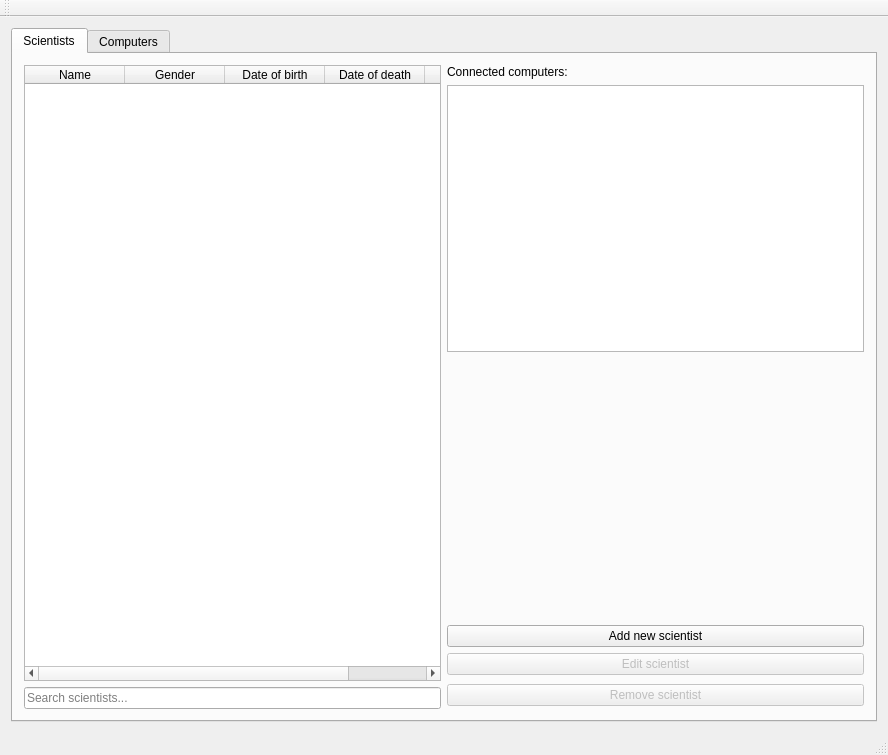
First picture: the form in computer_scientists_ui/mainwindow.ui, repository 2015-VLN1-Group-44/ComputerScientists_UI, before the edit.
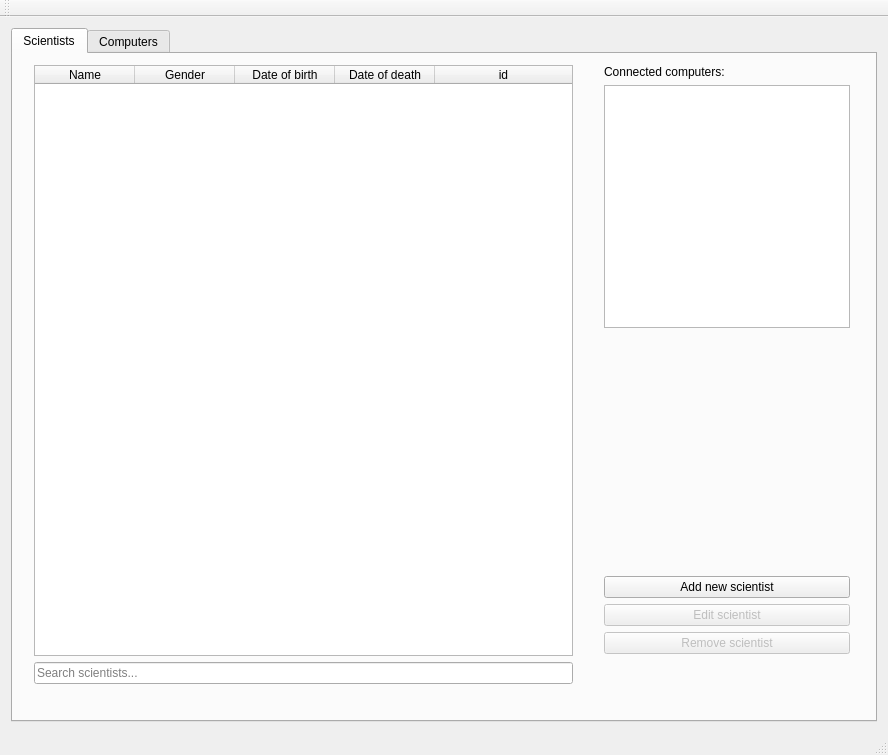
Second picture: the form after the edit. The open tabs and pages were chosen to show the change.

Commit message: select scientist/computer með örvatökkum

Diff of the .ui file:
```diff
--- a/computer_scientists_ui/mainwindow.ui
+++ b/computer_scientists_ui/mainwindow.ui
@@ -14,8 +14,8 @@
    <string>MainWindow</string>
   </property>
   <widget class="QWidget" name="centralWidget">
-   <layout class="QGridLayout" name="gridLayout_2">
-    <item row="0" column="0">
+   <layout class="QHBoxLayout" name="horizontalLayout">
+    <item>
      <widget class="QTabWidget" name="tabWidget">
       <property name="currentIndex">
        <number>0</number>
@@ -24,8 +24,79 @@
        <attribute name="title">
         <string>Scientists</string>
        </attribute>
-       <layout class="QGridLayout" name="gridLayout">
-        <item row="0" column="0" rowspan="6">
+       <widget class="QWidget" name="">
+        <property name="geometry">
+         <rect>
+          <x>580</x>
+          <y>0</y>
+          <width>268</width>
+          <height>611</height>
+         </rect>
+        </property>
+        <layout class="QVBoxLayout" name="verticalLayout">
+         <item>
+          <widget class="QLabel" name="connected_computers_label">
+           <property name="text">
+            <string>Connected computers:</string>
+           </property>
+          </widget>
+         </item>
+         <item>
+          <widget class="QListWidget" name="list_connected_computers"/>
+         </item>
+         <item>
+          <spacer name="verticalSpacer">
+           <property name="orientation">
+            <enum>Qt::Vertical</enum>
+           </property>
+           <property name="sizeHint" stdset="0">
+            <size>
+             <width>20</width>
+             <height>40</height>
+            </size>
+           </property>
+          </spacer>
+         </item>
+         <item>
+          <widget class="QPushButton" name="add_scientist_button">
+           <property name="text">
+            <string>Add new scientist</string>
+           </property>
+          </widget>
+         </item>
+         <item>
+          <widget class="QPushButton" name="edit_scientist_button">
+           <property name="enabled">
+            <bool>false</bool>
+           </property>
+           <property name="text">
+            <string>Edit scientist</string>
+           </property>
+          </widget>
+         </item>
+         <item>
+          <widget class="QPushButton" name="remove_scientist_button">
+           <property name="enabled">
+            <bool>false</bool>
+           </property>
+           <property name="text">
+            <string>Remove scientist</string>
+           </property>
+          </widget>
+         </item>
+        </layout>
+       </widget>
+       <widget class="QWidget" name="">
+        <property name="geometry">
+         <rect>
+          <x>10</x>
+          <y>0</y>
+          <width>561</width>
+          <height>641</height>
+         </rect>
+        </property>
+        <layout class="QVBoxLayout" name="verticalLayout_2">
+         <item>
          <widget class="QTableWidget" name="table_scientists">
           <property name="dragEnabled">
            <bool>true</bool>
@@ -72,64 +143,15 @@
           </column>
          </widget>
         </item>
-        <item row="0" column="1">
-         <widget class="QLabel" name="connected_computers_label">
-          <property name="text">
-           <string>Connected computers:</string>
-          </property>
-         </widget>
-        </item>
-        <item row="3" column="1">
-         <widget class="QPushButton" name="add_scientist_button">
-          <property name="text">
-           <string>Add new scientist</string>
-          </property>
-         </widget>
-        </item>
-        <item row="6" column="0">
+         <item>
          <widget class="QLineEdit" name="search_scientist">
           <property name="placeholderText">
            <string>Search scientists...</string>
           </property>
          </widget>
         </item>
-        <item row="1" column="1">
-         <widget class="QListWidget" name="list_connected_computers"/>
-        </item>
-        <item row="4" column="1">
-         <widget class="QPushButton" name="edit_scientist_button">
-          <property name="enabled">
-           <bool>false</bool>
-          </property>
-          <property name="text">
-           <string>Edit scientist</string>
-          </property>
-         </widget>
-        </item>
-        <item row="5" column="1" rowspan="2">
-         <widget class="QPushButton" name="remove_scientist_button">
-          <property name="enabled">
-           <bool>false</bool>
-          </property>
-          <property name="text">
-           <string>Remove scientist</string>
-          </property>
-         </widget>
-        </item>
-        <item row="2" column="1">
-         <spacer name="verticalSpacer">
-          <property name="orientation">
-           <enum>Qt::Vertical</enum>
-          </property>
-          <property name="sizeHint" stdset="0">
-           <size>
-            <width>20</width>
-            <height>40</height>
-           </size>
-          </property>
-         </spacer>
-        </item>
-       </layout>
+        </layout>
+       </widget>
       </widget>
       <widget class="QWidget" name="tab_2">
        <attribute name="title">
```
Left out of the diff: 2 changed lines with no effect on the pictures. Lines whose indentation alone changed are shown as unchanged. The commit also changes 2 other files.
